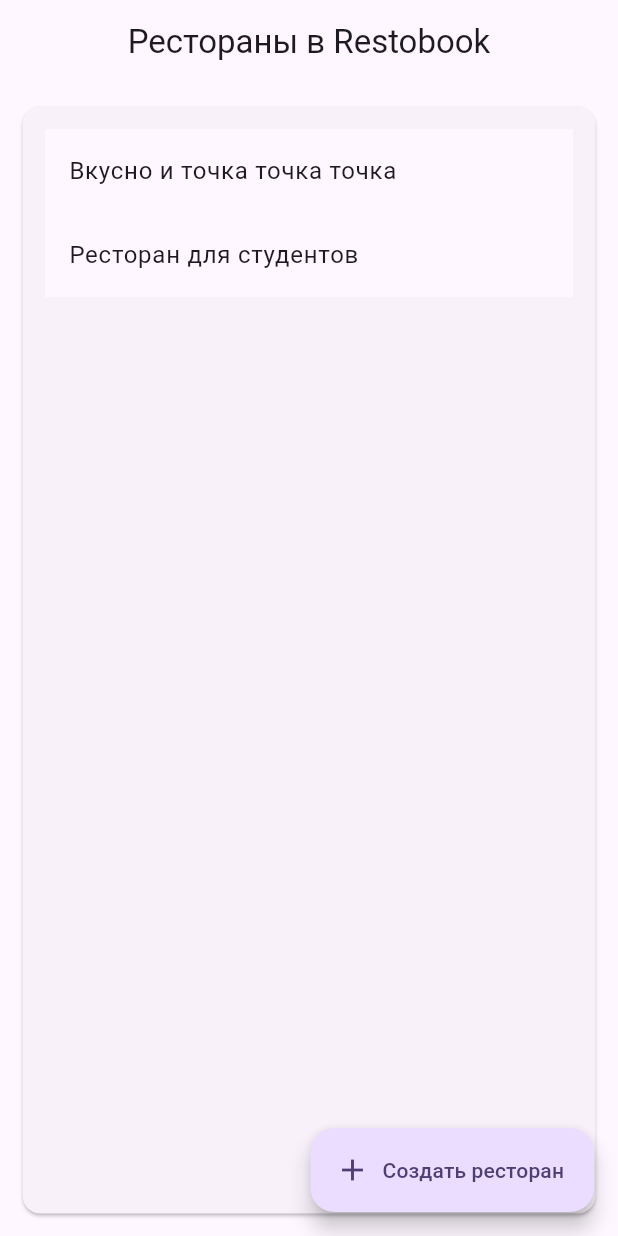
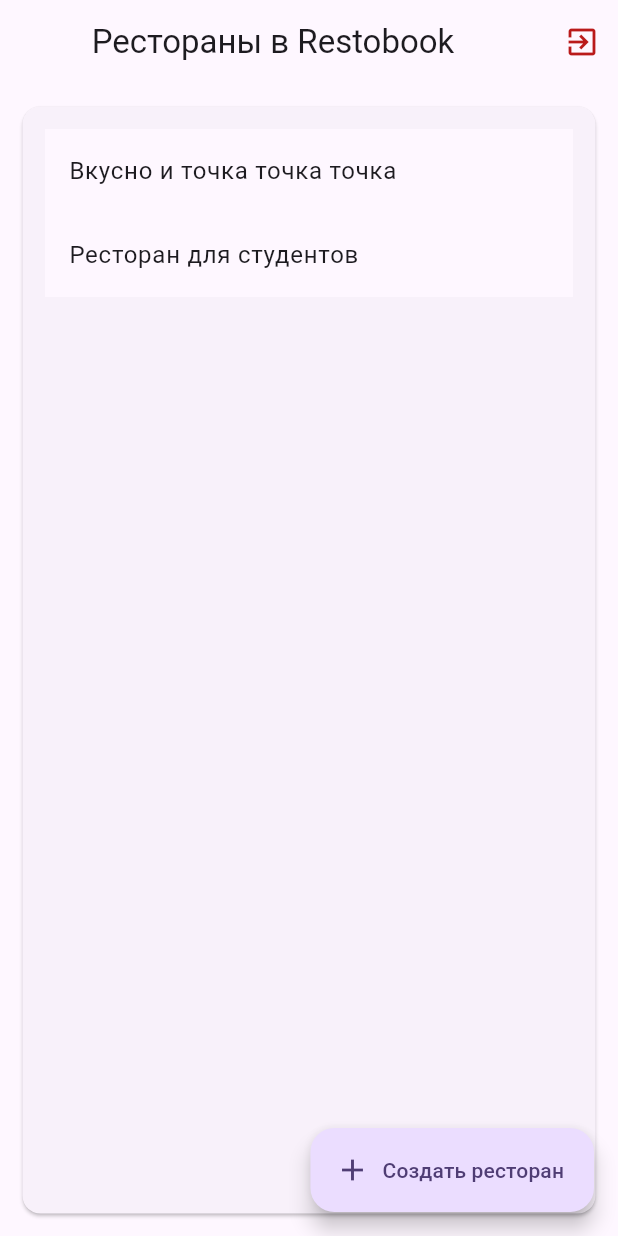
Before and after one commit to PavelPutin/restobook_web, a Flutter app: the RestaurantsOverviewScreen screen opened directly, on a phone screen of 412 x 824 dp. Run offline on Flutter 3.47's test engine with Material 3 defaults, Android fonts, the phone set to English and light mode, and no system bars; our stand-ins replace dio, get_it, logger.

Commit message:
feat: make logout button

```diff
--- a/lib/model/service/abstract_auth_service.dart
+++ b/lib/model/service/abstract_auth_service.dart
@@ -2,4 +2,5 @@ import '../entities/auth_entity.dart';
 
 abstract class AbstractAuthService {
   Future<AuthEntity> login(String username, String password);
+  Future<void> logout();
 }
--- a/lib/model/service/mock_auth_service.dart
+++ b/lib/model/service/mock_auth_service.dart
@@ -14,4 +14,9 @@ class MockAuthService extends AbstractAuthService {
       throw Exception("Ошибка в логине или пароле");
     });
   }
+
+  @override
+  Future<void> logout() {
+    return ConnectionSimulator<void>().connect(() {});
+  }
 }
--- a/lib/view/restaurants_overview_screen.dart
+++ b/lib/view/restaurants_overview_screen.dart
@@ -1,9 +1,12 @@
 import 'package:flutter/material.dart';
 import 'package:provider/provider.dart';
+import 'package:restobook_web/view/login_screen.dart';
 import 'package:restobook_web/view/refreshable_future_list_view.dart';
 import 'package:restobook_web/view/restaurant_creation_form.dart';
 import 'package:restobook_web/view/restaurant_tile.dart';
 import 'package:restobook_web/view_model/restaurant_view_model.dart';
+
+import '../view_model/application_view_model.dart';
 
 class RestaurantsOverviewScreen extends StatefulWidget {
   const RestaurantsOverviewScreen({super.key});
@@ -25,7 +28,19 @@ class _RestaurantsOverviewScreenState extends State<RestaurantsOverviewScreen> {
   @override
   Widget build(BuildContext context) {
     return Scaffold(
-      appBar: AppBar(title: const Center(child: Text("Рестораны в Restobook")),),
+      appBar: AppBar(
+        title: const Center(child: Text("Рестораны в Restobook")),
+        actions: [
+          IconButton(
+              onPressed: () {
+                context.read<ApplicationViewModel>().logout();
+                Navigator.of(context).popUntil((route) => route.isFirst);
+                Navigator.of(context).pushReplacement(MaterialPageRoute(builder: (context) => const LoginScreen()));
+              },
+              color: Theme.of(context).colorScheme.error,
+              icon: const Icon(Icons.exit_to_app))
+        ],
+      ),
       body: Center(
         child: ConstrainedBox(
           constraints: const BoxConstraints(maxWidth: 1200),
--- a/lib/view_model/application_view_model.dart
+++ b/lib/view_model/application_view_model.dart
@@ -18,8 +18,6 @@ class ApplicationViewModel extends ChangeNotifier {
   bool get isAdmin => _authorizedUser != null && _authorizedUser!.role == "ROLE_restobook_admin";
 
   Future<void> login(String username, String password) async {
-    // await authService.login(username, password)
-    //     .then((value) => _authorizedUser = value);
     try {
       _authorizedUser = await authService.login(username, password);
       notifyListeners();
@@ -32,7 +30,7 @@ class ApplicationViewModel extends ChangeNotifier {
   }
 
   Future<void> logout() async {
-    // await authService.logout();
+    await authService.logout();
     _authorizedUser = null;
     notifyListeners();
   }
```
Also changed, not shown: lib/view/restaurant_screen.dart (+12 -0 lines).
